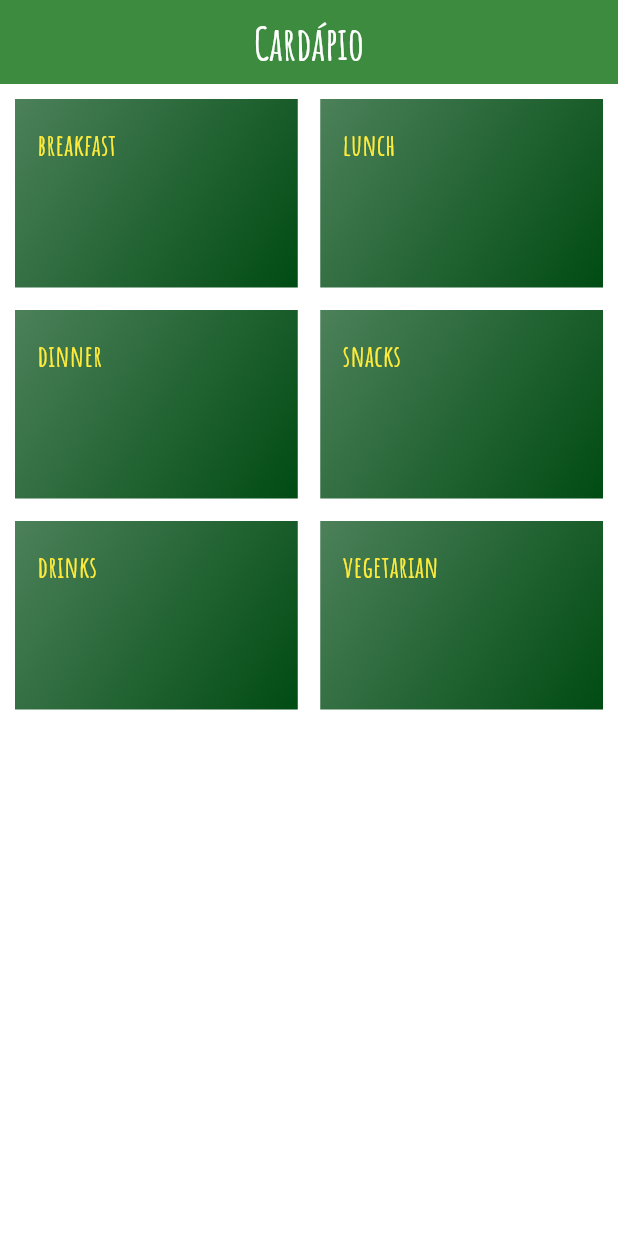
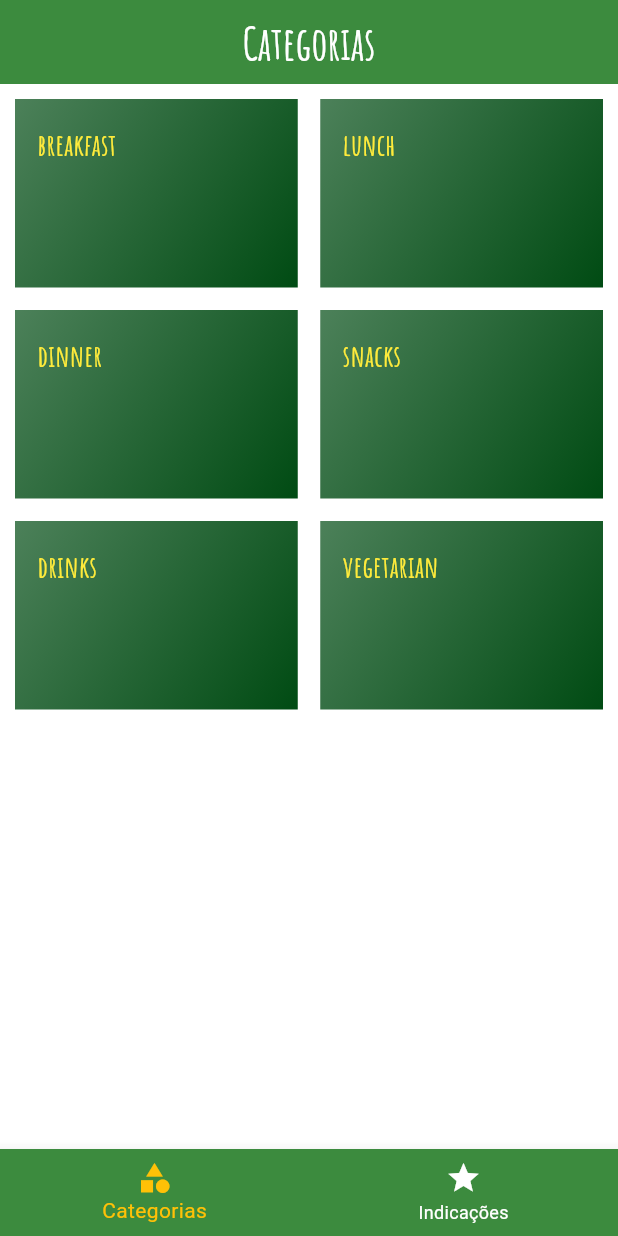
Before and after one commit to RiericksonT/cardapioFlutter, a Flutter app: the screen it shows after launch, on a phone screen of 412 x 824 dp. Run offline on Flutter 3.47's test engine with Material 3 defaults, Android fonts, the phone set to English and light mode, and no system bars.

Commit message:
Feature: Tab bar added

```diff
--- a/lib/data/dummy_data.dart
+++ b/lib/data/dummy_data.dart
@@ -7,6 +7,7 @@ class DUMMY_DATA {
       'image':
           'https://xvcuritiba.com.br/wp-content/uploads/2022/05/Burger-Parrillero-do-Refugio-Patagonia-Cred-Carolina-Costa.jpg',
       'categoryEnum': 'snacks',
+      'isChefIndication': true,
     },
     {
       'name': 'Pasta',
@@ -15,6 +16,7 @@ class DUMMY_DATA {
       'image':
           'https://joanne-eatswellwithothers.com/wp-content/uploads/2020/06/Pasta-with-Tomato-Basil-Cream-Sauce.jpg',
       'categoryEnum': 'lunch',
+      'isChefIndication': true,
     },
     {
       'name': 'Pizza',
@@ -23,6 +25,7 @@ class DUMMY_DATA {
       'image':
           'https://www.cnnbrasil.com.br/wp-content/uploads/sites/12/2021/08/44772_748DFD89F9513B65.jpg',
       'categoryEnum': 'dinner',
+      'isChefIndication': false,
     },
     {
       'name': 'Cappuccino',
@@ -31,6 +34,7 @@ class DUMMY_DATA {
       'image':
           'https://www.nespresso.com/ncp/res/uploads/recipes/nespresso-recipes-CAPPUCCINO-BANANA-SESAME-SEEDS.jpg',
       'categoryEnum': 'drinks',
+      'isChefIndication': false,
     },
     {
       'name': 'Salad',
@@ -39,6 +43,7 @@ class DUMMY_DATA {
       'image':
           'https://static.itdg.com.br/images/640-400/d8fa256da2431f35d207c3489e11973c/346244-original.jpg',
       'categoryEnum': 'vegetarian',
+      'isChefIndication': false,
     },
     {
       'name': 'Pancakes',
@@ -47,6 +52,7 @@ class DUMMY_DATA {
       'image':
           'https://uploads.metropoles.com/wp-content/uploads/2020/08/30103330/panqueca-americana-com-frutas-vermelhas.jpg',
       'categoryEnum': 'breakfast',
+      'isChefIndication': false,
     },
   ];
 }
--- a/lib/main.dart
+++ b/lib/main.dart
@@ -1,6 +1,7 @@
 import 'package:cardapio/screens/categoriesScreen.dart';
 import 'package:cardapio/screens/dishDetailsScreen.dart';
 import 'package:cardapio/screens/dishPerCategoryScreen.dart';
+import 'package:cardapio/screens/tabScreen.dart';
 import 'package:cardapio/utils/appRoutes.dart';
 import 'package:flutter/material.dart';
 
@@ -15,14 +16,15 @@ class MyApp extends StatelessWidget {
     return MaterialApp(
       initialRoute: '/',
       routes: {
-        AppRoutes.HOME: (context) => CategoriesScreen(),
+        AppRoutes.HOME: (context) => TabScreen(),
         AppRoutes.DISH_CARTEGORIES: (context) => DishPerCategoryScreen(),
         AppRoutes.DISH_DETAIL: (context) => DishDetailsScreen(),
       },
-      title: 'Cardapio',
       theme: ThemeData(
           colorScheme: ColorScheme.fromSwatch(
-              primarySwatch: const MaterialColor(0xFF3C8B3E, {
+            primarySwatch: const MaterialColor(
+              0xFF3C8B3E,
+              {
                 50: Color(0xFFE8F5E9),
                 100: Color(0xFFC8E6C9),
                 200: Color(0xFFA5D6A7),
@@ -33,7 +35,9 @@ class MyApp extends StatelessWidget {
                 700: Color(0xFF388E3C),
                 800: Color(0xFF2E7D32),
                 900: Color(0xFF1B5E20),
-          })).copyWith(secondary: Colors.amber),
+              },
+            ),
+          ).copyWith(secondary: Colors.amber),
           useMaterial3: true,
           fontFamily: 'AmaticSC',
           primarySwatch: Colors.green,
--- a/lib/model/dishes.dart
+++ b/lib/model/dishes.dart
@@ -5,6 +5,7 @@ class Dish {
   final String description;
   final String price;
   final String image;
+  final bool isChefIndication;
   final Category categoryEnum;
 
   const Dish({
@@ -13,5 +14,6 @@ class Dish {
     required this.price,
     required this.image,
     required this.categoryEnum,
+    required this.isChefIndication,
   });
 }
--- a/lib/screens/categoriesScreen.dart
+++ b/lib/screens/categoriesScreen.dart
@@ -6,11 +6,6 @@ class CategoriesScreen extends StatelessWidget {
   @override
   Widget build(BuildContext context) {
     return Scaffold(
-      appBar: AppBar(
-        title: Text('Cardápio', style: Theme.of(context).textTheme.titleLarge),
-        centerTitle: true,
-        backgroundColor: Theme.of(context).colorScheme.primary,
-      ),
       body: GridView(
         padding: const EdgeInsets.all(10),
         gridDelegate: const SliverGridDelegateWithMaxCrossAxisExtent(
--- a/lib/screens/dishPerCategoryScreen.dart
+++ b/lib/screens/dishPerCategoryScreen.dart
@@ -27,6 +27,7 @@ class DishPerCategoryScreen extends StatelessWidget {
             description: dishsCategory[index]['description'],
             price: dishsCategory[index]['price'],
             image: dishsCategory[index]['image'],
+            isChefIndication: dishsCategory[index]['isChefIndication'],
             categoryEnum: Category.values.firstWhere(
               (e) =>
                   e.toString().split('.').last ==
--- /dev/null
+++ b/lib/screens/tabScreen.dart
@@ -0,0 +1,55 @@
+import 'package:cardapio/screens/categoriesScreen.dart';
+import 'package:cardapio/screens/chefIndicationsScreen.dart';
+import 'package:flutter/material.dart';
+
+class TabScreen extends StatefulWidget {
+  @override
+  _TabScreenState createState() => _TabScreenState();
+}
+
+class _TabScreenState extends State<TabScreen> {
+  int _selectedPageIndex = 0;
+
+  final List<Widget> _pages = [
+    CategoriesScreen(),
+    ChefIndicationsScreen(),
+  ];
+
+  void _selectPage(int index) {
+    setState(() {
+      _selectedPageIndex = index;
+    });
+  }
+
+  @override
+  Widget build(BuildContext context) {
+    return Scaffold(
+      appBar: AppBar(
+        title: Text(
+          _selectedPageIndex == 0 ? 'Categorias' : 'Indicações',
+          style: Theme.of(context).textTheme.titleLarge,
+        ),
+        centerTitle: true,
+        backgroundColor: Theme.of(context).colorScheme.primary,
+      ),
+      body: _pages[_selectedPageIndex],
+      bottomNavigationBar: BottomNavigationBar(
+        onTap: _selectPage,
+        backgroundColor: Theme.of(context).primaryColor,
+        unselectedItemColor: Colors.white,
+        selectedItemColor: Theme.of(context).colorScheme.secondary,
+        currentIndex: _selectedPageIndex,
+        items: const [
+          BottomNavigationBarItem(
+            icon: Icon(Icons.category),
+            label: 'Categorias',
+          ),
+          BottomNavigationBarItem(
+            icon: Icon(Icons.star),
+            label: 'Indicações',
+          ),
+        ],
+      ),
+    );
+  }
+}
```
Also changed, not shown: lib/screens/chefIndicationsScreen.dart (added, +37 -0 lines). Lines whose indentation alone changed are shown as unchanged.
